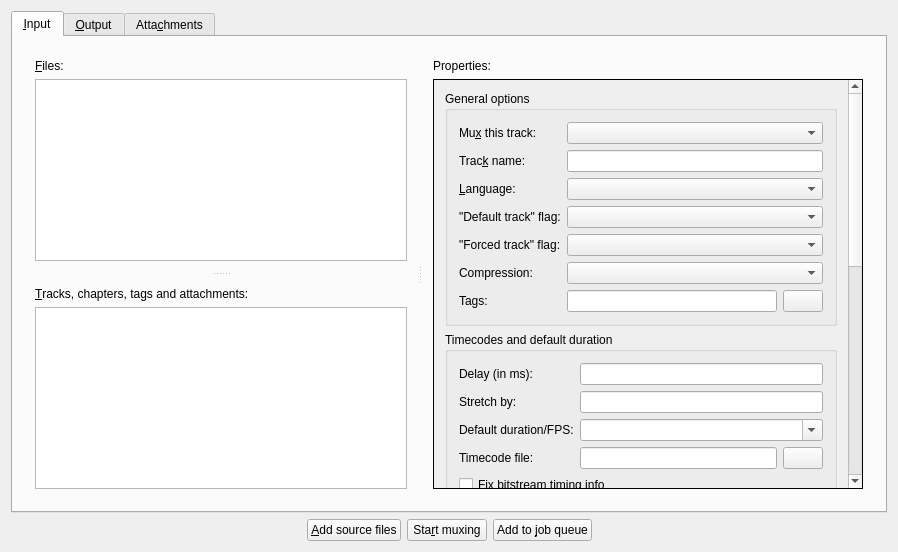
The window that src/mkvtoolnix-gui/forms/merge/tab.ui (jpsdr/MKVToolnix-Windows-7) describes before a commit, drawn with Qt 5.
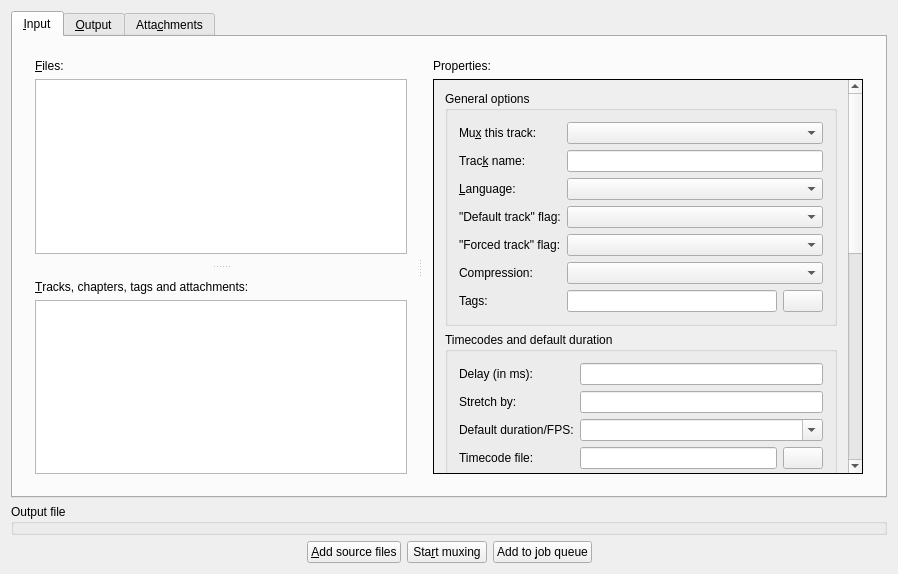
The same window after the commit. Icons and pictures are not drawn. Custom widgets are drawn as their Qt base class.

Commit message:
GUI: merge: optionally move output file name controls below the tab widget
Implements #1266.

Diff of the .ui file:
```diff
--- a/src/mkvtoolnix-gui/forms/merge/tab.ui
+++ b/src/mkvtoolnix-gui/forms/merge/tab.ui
@@ -7,7 +7,7 @@
     <x>0</x>
     <y>0</y>
     <width>898</width>
-    <height>552</height>
+    <height>574</height>
    </rect>
   </property>
   <property name="acceptDrops">
@@ -1174,6 +1174,13 @@
      </widget>
     </widget>
    </item>
+   <item>
+    <widget class="QGroupBox" name="gbOutputFile">
+     <property name="title">
+      <string>Output file</string>
+     </property>
+    </widget>
+   </item>
    <item>
     <layout class="QHBoxLayout" name="horizontalLayout">
      <item>
```
Left out of the diff: 4 changed lines with no effect on the pictures. The commit also changes 9 other files.
